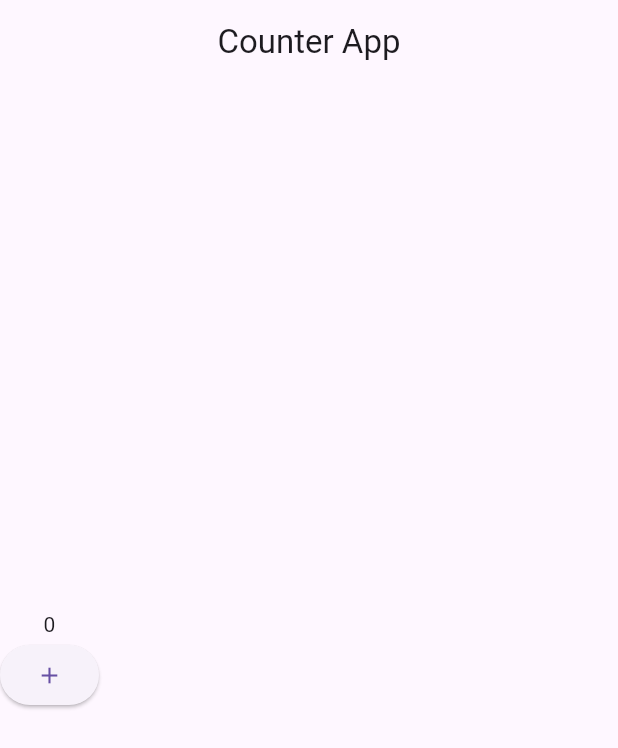
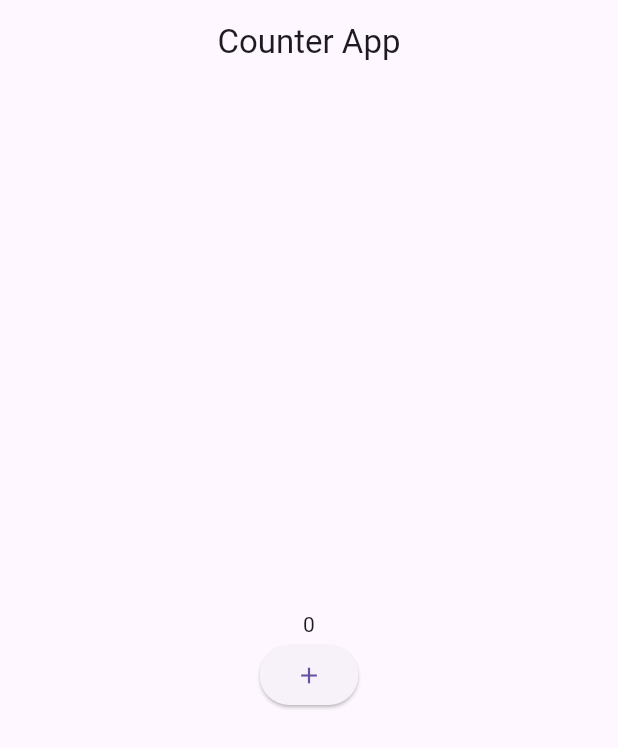
Before and after one commit to JayPatel-2023/Getx-Counter-App, a Flutter app: the screen it shows after launch, on a phone screen of 412 x 824 dp. Shown: the top 748 px of the screen. Run offline on Flutter 3.47's test engine with Material 3 defaults, Android fonts, the phone set to English and light mode, and no system bars; our stand-ins replace get.

```diff
--- a/lib/screens/home.dart
+++ b/lib/screens/home.dart
@@ -15,12 +15,12 @@ class HomePage extends StatelessWidget {
       ),
       body: Column(
         mainAxisAlignment: MainAxisAlignment.center,
-        crossAxisAlignment: CrossAxisAlignment.center,
         children: [
-          Obx(
-            () => Text(cnt.counter.toString()),
+          Center(
+            child: Obx(
+              () => Text(cnt.counter.toString()),
+            ),
           ),
-
           ElevatedButton(
             onPressed: cnt.incrementer,
             child: const Icon(Icons.add),
```
